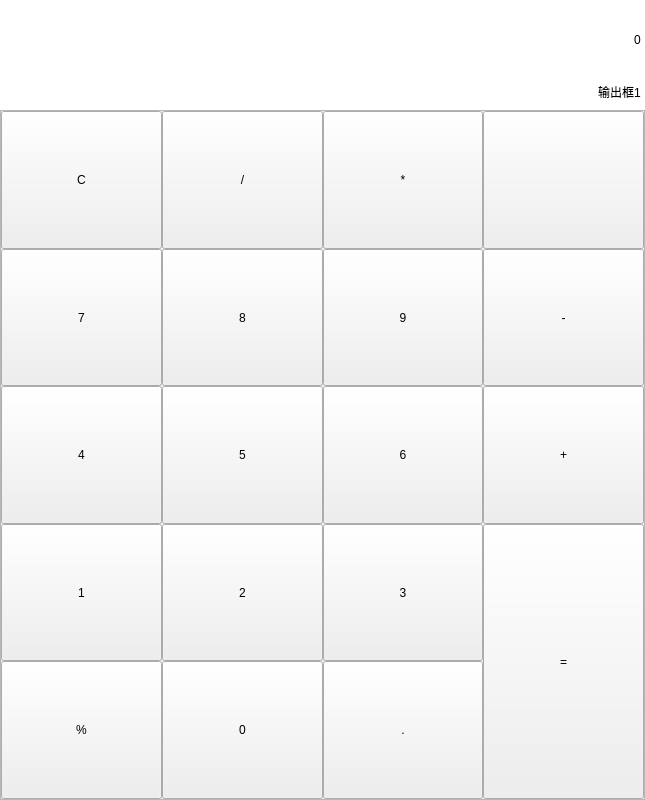
yxingqin/CulcaMaid, file source/Forms/PageStandard/PageStandard.ui: the form before one commit.
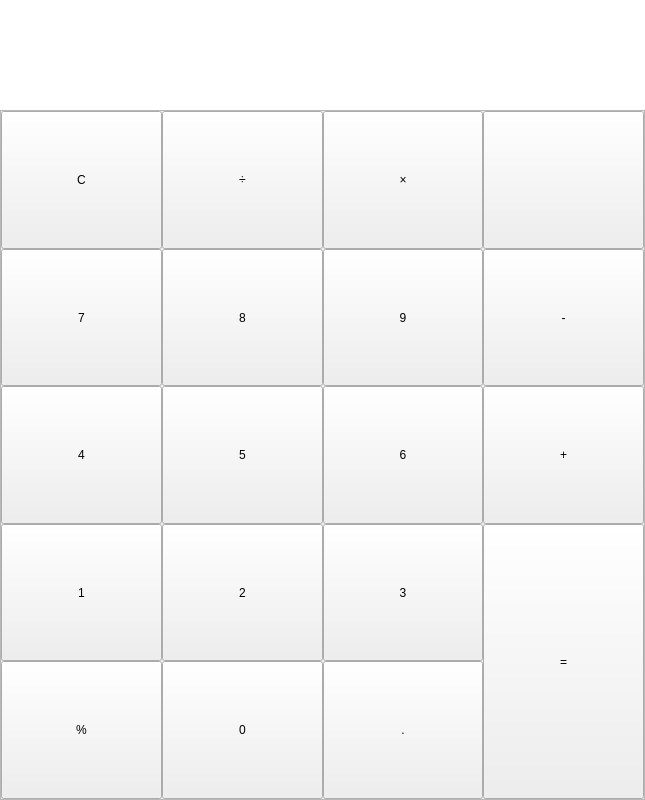
The form after the commit. Icons and pictures are not drawn.

Patch:
```diff
--- a/source/Forms/PageStandard/PageStandard.ui
+++ b/source/Forms/PageStandard/PageStandard.ui
@@ -50,7 +50,7 @@
       <string/>
      </property>
      <property name="text">
-      <string>0</string>
+      <string/>
      </property>
      <property name="frame">
       <bool>false</bool>
@@ -81,7 +81,7 @@
       </size>
      </property>
      <property name="text">
-      <string>输出框1</string>
+      <string/>
      </property>
      <property name="frame">
       <bool>false</bool>
@@ -159,7 +159,7 @@
          </sizepolicy>
         </property>
         <property name="text">
-         <string>/</string>
+         <string>÷</string>
         </property>
        </widget>
       </item>
@@ -352,7 +352,7 @@
          </sizepolicy>
         </property>
         <property name="text">
-         <string>*</string>
+         <string>×</string>
         </property>
        </widget>
       </item>
```
Left out of the diff: 4 changed lines with no effect on the pictures.
